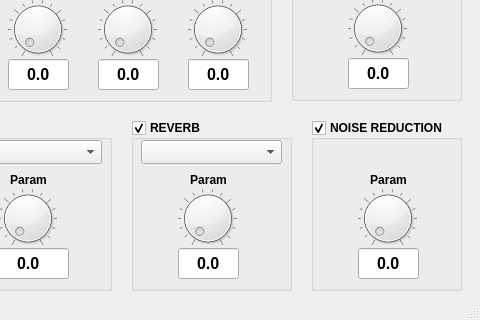
Before: the Qt Designer form mainwindow.ui in soulfish/px5deditor, drawn with Qt 5; both pictures show x 379 to 859 and y 196 to 516 of the 859 by 516 pixel window.
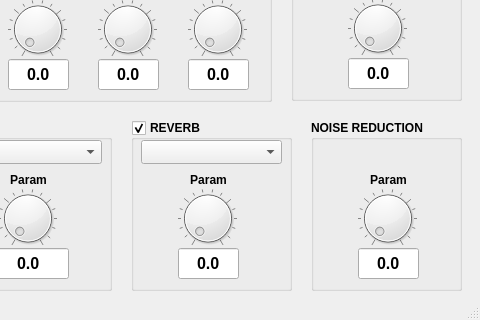
After: the same form once the commit is applied.

The edit to the form file:
```diff
--- a/mainwindow.ui
+++ b/mainwindow.ui
@@ -1231,7 +1231,7 @@
      <string>NOISE REDUCTION</string>
     </property>
     <property name="checkable">
-     <bool>true</bool>
+     <bool>false</bool>
     </property>
     <widget class="QWidget" name="widgetNoiseReductionParam" native="true">
      <property name="geometry">
```
Left out of the diff: 1 changed line with no effect on the pictures.
